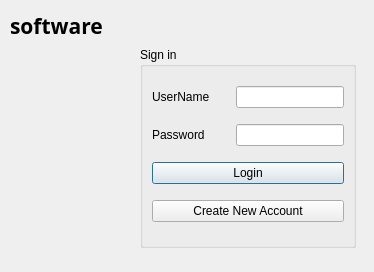
First picture: the form in login.ui, repository KANKAN25/Tipid-Timpla-Tracker, before the edit.
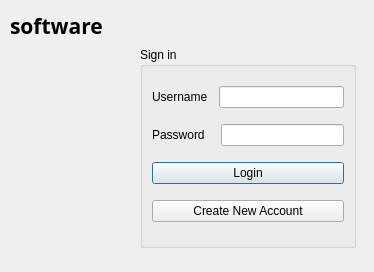
Second picture: the form after the edit.

Commit message: fixed the signals and slots issue for login, mainwindow, and create account

The edit to the form file:
```diff
--- a/login.ui
+++ b/login.ui
@@ -31,7 +31,7 @@
       <item>
        <widget class="QLabel" name="label">
         <property name="text">
-         <string>UserName</string>
+         <string>Username</string>
         </property>
        </widget>
       </item>
@@ -40,6 +40,9 @@
         <property name="orientation">
          <enum>Qt::Horizontal</enum>
         </property>
+        <property name="sizeType">
+         <enum>QSizePolicy::Fixed</enum>
+        </property>
         <property name="sizeHint" stdset="0">
          <size>
           <width>5</width>
@@ -67,9 +70,12 @@
         <property name="orientation">
          <enum>Qt::Horizontal</enum>
         </property>
+        <property name="sizeType">
+         <enum>QSizePolicy::Fixed</enum>
+        </property>
         <property name="sizeHint" stdset="0">
          <size>
-          <width>7</width>
+          <width>10</width>
           <height>20</height>
          </size>
         </property>
```
The commit also changes 8 other files.
